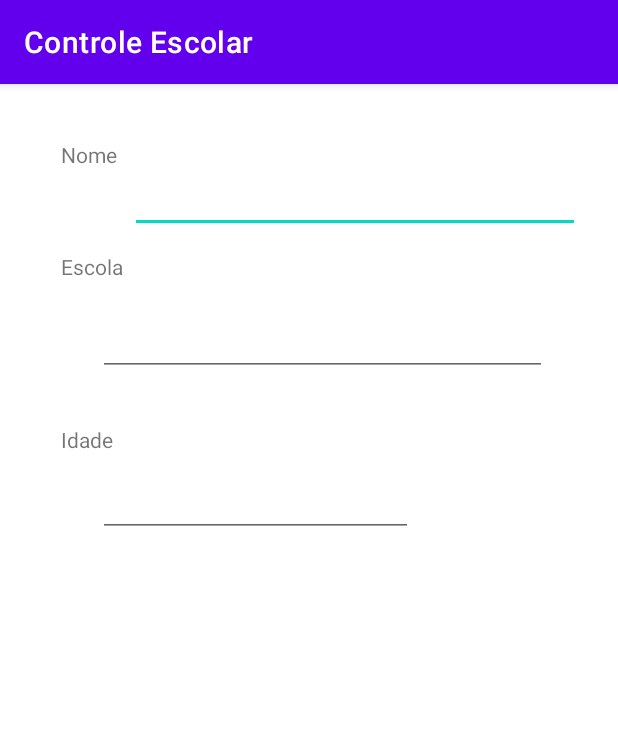
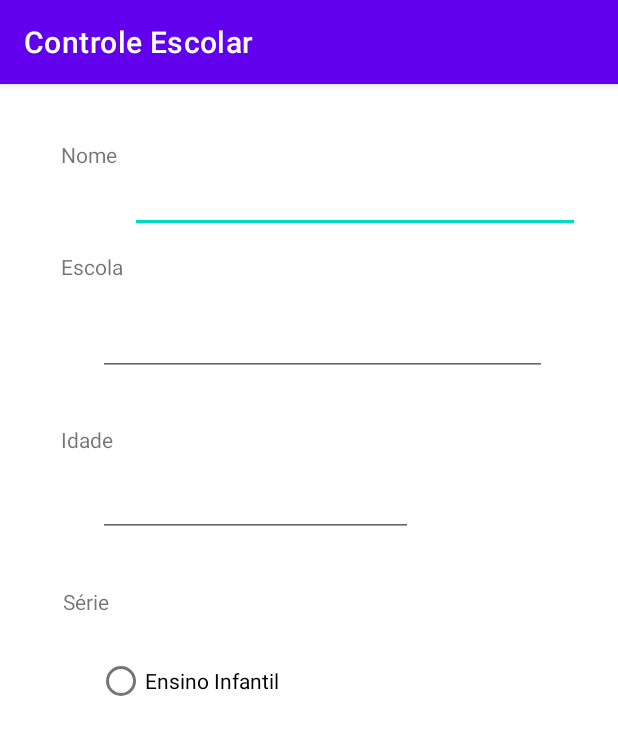
Before and after one commit to danielapandrade/controleEscolarUTFPR, an Android app: the CadastroDependenteActivity screen opened directly, with no data from a screen before it, on a phone screen of 412 x 824 dp. Shown: the top 735 px of the screen. Run offline under Robolectric (Android 15) with nearby library versions, the phone set to English and light mode, and no system bars.

Commit message:
adjusting layout

```diff
--- a/app/build.gradle
+++ b/app/build.gradle
@@ -9,7 +9,7 @@ android {
     defaultConfig {
         applicationId "br.edu.utfpr"
         minSdk 16
-        targetSdk 32
+        targetSdk 31
         versionCode 1
         versionName "1.0"
 
--- a/app/src/main/res/layout/activity_cadastro_dependente.xml
+++ b/app/src/main/res/layout/activity_cadastro_dependente.xml
@@ -93,4 +93,35 @@
         app:layout_constraintTop_toTopOf="@+id/textViewIdade"
         app:layout_constraintVertical_bias="0.060000002"
         tools:text="@string/editTextIdade" />
+
+    <TextView
+        android:id="@+id/textView3"
+        android:layout_width="wrap_content"
+        android:layout_height="wrap_content"
+        android:text="@string/textViewSerie"
+        app:layout_constraintBottom_toBottomOf="parent"
+        app:layout_constraintEnd_toEndOf="parent"
+        app:layout_constraintHorizontal_bias="0.11"
+        app:layout_constraintStart_toStartOf="parent"
+        app:layout_constraintTop_toTopOf="@+id/editTextNumberIdade"
+        app:layout_constraintVertical_bias="0.16000003" />
+
+    <RadioGroup
+        android:layout_width="wrap_content"
+        android:layout_height="wrap_content"
+        app:layout_constraintBottom_toBottomOf="parent"
+        app:layout_constraintEnd_toEndOf="parent"
+        app:layout_constraintHorizontal_bias="0.23"
+        app:layout_constraintStart_toStartOf="parent"
+        app:layout_constraintTop_toTopOf="@+id/textView3"
+        app:layout_constraintVertical_bias="0.100000024">
+
+        <RadioButton
+            android:id="@+id/radioButtonEnsinoInfantil"
+            android:layout_width="130dp"
+            android:layout_height="match_parent"
+            android:text="@string/ensinoInfantil"
+            tools:text="@string/ensinoInfantil" />
+    </RadioGroup>
+
 </androidx.constraintlayout.widget.ConstraintLayout>
--- a/app/src/main/res/layout/activity_main.xml
+++ b/app/src/main/res/layout/activity_main.xml
@@ -10,25 +10,25 @@
         android:id="@+id/textView"
         android:layout_width="wrap_content"
         android:layout_height="wrap_content"
-        android:layout_marginBottom="319dp"
         android:text="@string/cadastrarDependente"
         app:layout_constraintBottom_toBottomOf="parent"
         app:layout_constraintEnd_toEndOf="parent"
         app:layout_constraintStart_toStartOf="parent"
         app:layout_constraintTop_toBottomOf="@+id/imageButtonCadastrarDependente"
+        app:layout_constraintVertical_bias="0.042"
         tools:text="@string/cadastrarDependente" />
 
     <ImageButton
         android:id="@+id/imageButtonCadastrarDependente"
         android:layout_width="wrap_content"
         android:layout_height="wrap_content"
-        android:layout_marginTop="115dp"
         android:background="#02FFFFFF"
         android:onClick="abrirCadastroDependente"
-        app:layout_constraintBottom_toTopOf="@+id/textView"
+        app:layout_constraintBottom_toBottomOf="parent"
         app:layout_constraintEnd_toEndOf="parent"
         app:layout_constraintStart_toStartOf="parent"
         app:layout_constraintTop_toTopOf="parent"
+        app:layout_constraintVertical_bias="0.13999999"
         app:srcCompat="@drawable/boy" />
 
 </androidx.constraintlayout.widget.ConstraintLayout>
--- a/app/src/main/res/values/strings.xml
+++ b/app/src/main/res/values/strings.xml
@@ -7,4 +7,6 @@
     <string name="editTextEscola" />
     <string name="idadeDependente" >Idade </string>
     <string name="editTextIdade" />
+    <string name="textViewSerie">Série</string>
+    <string name="ensinoInfantil">Ensino Infantil</string>
 </resources>
```
